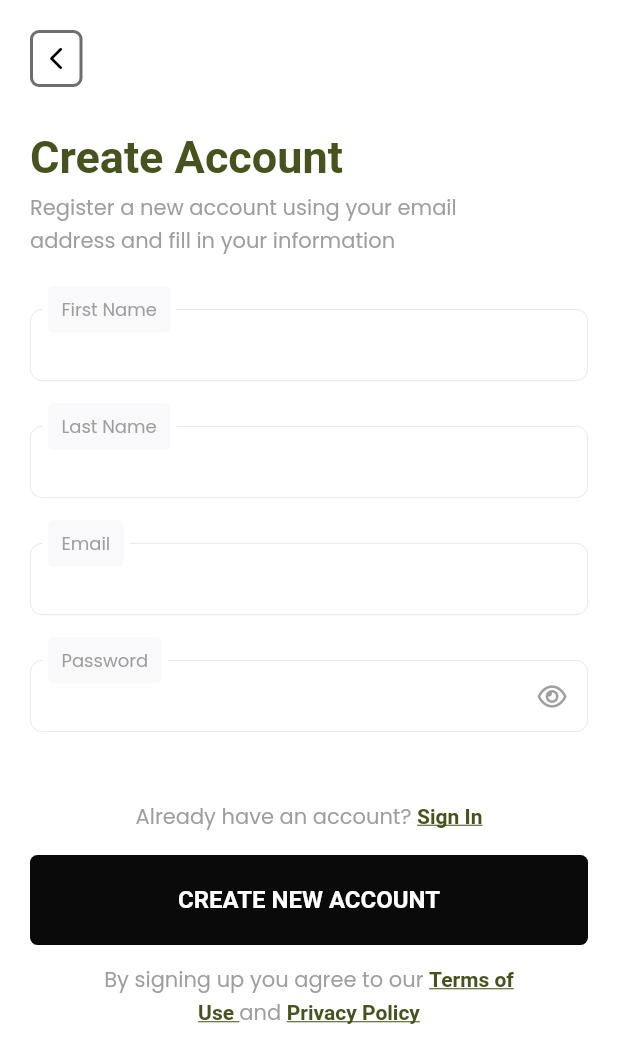
After one commit to Nizatreasure/opticash_design_task, a Flutter app: the screen it shows after launch, after a tap on "Create New Account", on a phone screen of 412 x 824 dp. The commit adds this screen. Shown: the top 1063 px of the screen. Run offline on Flutter 3.47's test engine with Material 2 defaults, Android fonts, the phone set to English and light mode, and no system bars; our stand-ins replace email_validator, font_awesome_flutter; missing offline and left inert: password_strength; Roboto replaces fonts that are missing (Rogerex).

Commit message:
feat: sign up screen UI

```diff
--- a/lib/main.dart
+++ b/lib/main.dart
@@ -1,4 +1,5 @@
 import 'package:design_task/helpers/theme.dart';
+import 'package:design_task/routes.dart';
 import 'package:design_task/screens/onboarding/splash_screen.dart';
 import 'package:flutter/material.dart';
 import 'package:flutter/services.dart';
@@ -17,6 +18,7 @@ void main() async {
 }
 
 class MyApp extends StatelessWidget {
+  static final navigatorKey = GlobalKey<NavigatorState>();
   const MyApp({super.key});
 
   @override
@@ -33,7 +35,9 @@ class MyApp extends StatelessWidget {
         title: 'Opticash',
         theme: lightTheme,
         debugShowCheckedModeBanner: false,
-        home: SplashScreen(),
+        initialRoute: SplashScreen.routeName,
+        onGenerateRoute: onGenerate,
+        navigatorKey: navigatorKey,
       ),
     );
   }
--- /dev/null
+++ b/lib/routes.dart
@@ -0,0 +1,35 @@
+import 'package:design_task/screens/authentication/sign_up/sign_up.dart';
+import 'package:design_task/screens/onboarding/onboarding_page.dart';
+import 'package:design_task/screens/onboarding/splash_screen.dart';
+import 'package:flutter/material.dart';
+
+Route<dynamic>? onGenerate(RouteSettings settings) {
+  switch (settings.name) {
+    case SplashScreen.routeName:
+      return MaterialPageRoute(builder: (_) => const SplashScreen());
+
+    case OnboardingPage.routeName:
+      return MaterialPageRoute(builder: (_) => const OnboardingPage());
+
+    case SignUpScreen.routeName:
+      return MaterialPageRoute(builder: (_) => const SignUpScreen());
+
+    default:
+      return errorRoute();
+  }
+}
+
+MaterialPageRoute errorRoute() {
+  return MaterialPageRoute(
+    builder: ((context) => const Scaffold(
+          body: Center(
+            child: Padding(
+              padding: EdgeInsets.symmetric(horizontal: 15),
+              child: Text(
+                'Route does not exist or route has not been registered.',
+              ),
+            ),
+          ),
+        )),
+  );
+}
--- /dev/null
+++ b/lib/screens/authentication/sign_up/sign_up.dart
@@ -0,0 +1,272 @@
+import 'package:design_task/shared/custom_back_button.dart';
+import 'package:design_task/shared/custom_button.dart';
+import 'package:design_task/shared/custom_input_field.dart';
+import 'package:email_validator/email_validator.dart';
+import 'package:flutter/gestures.dart';
+import 'package:flutter/material.dart';
+import 'package:password_strength/password_strength.dart';
+import 'package:url_launcher/url_launcher.dart';
+
+import '../../../shared/custom_dialog.dart';
+
+class SignUpScreen extends StatefulWidget {
+  static const routeName = '/signup';
+  const SignUpScreen({super.key});
+
+  @override
+  State<SignUpScreen> createState() => _SignUpScreenState();
+}
+
+class _SignUpScreenState extends State<SignUpScreen> {
+  final TextEditingController _firstNameController = TextEditingController();
+  final TextEditingController _lastNameController = TextEditingController();
+  final TextEditingController _emailController = TextEditingController();
+  final TextEditingController _passwordController = TextEditingController();
+  final _formKey = GlobalKey<FormState>();
+  bool _showPassword = false;
+  double strength = -1.1;
+  int activeIndex = 0;
+  @override
+  Widget build(BuildContext context) {
+    ThemeData themeData = Theme.of(context);
+    Size size = MediaQuery.of(context).size;
+    activeIndex = strength <= 0
+        ? 0
+        : strength <= 0.25
+            ? 1
+            : strength <= 0.5
+                ? 2
+                : strength <= 0.75
+                    ? 3
+                    : 4;
+    return Scaffold(
+      backgroundColor: themeData.scaffoldBackgroundColor,
+      body: SafeArea(
+        child: Column(
+          crossAxisAlignment: CrossAxisAlignment.start,
+          children: [
+            const CustomBackButton(),
+            const SizedBox(height: 25),
+            Expanded(
+              child: ScrollConfiguration(
+                behavior: const ScrollBehavior().copyWith(overscroll: false),
+                child: SingleChildScrollView(
+                  padding:
+                      const EdgeInsets.symmetric(horizontal: 20, vertical: 5),
+                  child: Form(
+                    key: _formKey,
+                    child: Column(
+                      crossAxisAlignment: CrossAxisAlignment.start,
+                      children: [
+                        Text(
+                          'Create Account',
+                          style: themeData.textTheme.bodyLarge,
+                        ),
+                        const SizedBox(height: 5),
+                        Container(
+                          margin: EdgeInsets.only(right: 0.13 * size.width),
+                          child: Text(
+                            'Register a new account using your email address and fill in your information',
+                            style: themeData.textTheme.bodyMedium,
+                          ),
+                        ),
+                        const SizedBox(height: 15),
+                        CustomInputField(
+                          controller: _firstNameController,
+                          labelText: 'First Name',
+                        ),
+                        CustomInputField(
+                          controller: _lastNameController,
+                          labelText: 'Last Name',
+                        ),
+                        CustomInputField(
+                          controller: _emailController,
+                          labelText: 'Email',
+                          validator: (p0) {
+                            return p0!.trim().isEmpty
+                                ? 'Email is required'
+                                : !EmailValidator.validate(p0)
+                                    ? 'Email is not valid'
+                                    : null;
+                          },
+                        ),
+                        CustomInputField(
+                          controller: _passwordController,
+                          labelText: 'Password',
+                          isPassword: true,
+                          showText: _showPassword,
+                          onChanged: (p0) {
+                            strength = estimatePasswordStrength(p0);
+                            setState(() {});
+                          },
+                          onTapSuffix: () {
+                            setState(() {
+                              _showPassword = !_showPassword;
+                            });
+                          },
+                          validator: (p0) {
+                            return p0!.trim().isEmpty
+                                ? 'Password is required'
+                                : null;
+                          },
+                        ),
+                        if (activeIndex > 0)
+                          Padding(
+                            padding: const EdgeInsets.only(left: 20, top: 5),
+                            child: Row(
+                              children: [
+                                ...List.generate(
+                                  4,
+                                  (index) => _indicator(index < activeIndex),
+                                ),
+                                const SizedBox(width: 6),
+                                Text(
+                                  strengthText(activeIndex),
+                                  style:
+                                      themeData.textTheme.bodyMedium!.copyWith(
+                                    fontWeight: FontWeight.w500,
+                                    color: activeIndex < 2
+                                        ? const Color(0xFFE30101)
+                                        : const Color(0xFF759C00),
+                                    fontSize: 10,
+                                  ),
+                                )
+                              ],
+                            ),
+                          ),
+                        const SizedBox(height: 35),
+                        Align(
+                          alignment: Alignment.center,
+                          child: Text.rich(
+                            TextSpan(
+                              text: 'Already have an account? ',
+                              style: themeData.textTheme.bodyMedium,
+                              children: [
+                                TextSpan(
+                                  text: 'Sign In ',
+                                  style:
+                                      themeData.textTheme.bodyLarge!.copyWith(
+                                    fontSize: 14,
+                                    decoration: TextDecoration.underline,
+                                  ),
+                                  recognizer: TapGestureRecognizer()
+                                    ..onTap = handleTap,
+                                ),
+                              ],
+                            ),
+                            textAlign: TextAlign.center,
+                          ),
+                        ),
+                        const SizedBox(height: 15),
+                        CustomButton(
+                          text: 'CREATE NEW ACCOUNT',
+                          onTap: () {
+                            if (_formKey.currentState?.validate() ?? false) {
+                              if (activeIndex < 2) {
+                                showCustomDialog(
+                                  'Password is too weak. Use a strong password to continue.',
+                                  buttonText: 'Close',
+                                );
+                                return;
+                              }
+                            }
+                          },
+                          textColor: Colors.white,
+                          color: const Color(0xFF0A0A0A),
+                        ),
+                        Container(
+                          alignment: Alignment.center,
+                          margin: EdgeInsets.symmetric(
+                              horizontal: 0.1 * size.width, vertical: 12),
+                          child: Text.rich(
+                            TextSpan(
+                              text: 'By signing up you agree to our ',
+                              style: themeData.textTheme.bodyMedium,
+                              children: [
+                                TextSpan(
+                                  text: 'Terms of Use ',
+                                  style:
+                                      themeData.textTheme.bodyLarge!.copyWith(
+                                    fontSize: 14,
+                                    decoration: TextDecoration.underline,
+                                  ),
+                                  recognizer: TapGestureRecognizer()
+                                    ..onTap = () {
+                                      privacyAndTerms(
+                                          'https://opticash.io/terms-condition.html');
+                                    },
+                                ),
+                                const TextSpan(text: 'and '),
+                                TextSpan(
+                                  text: 'Privacy Policy',
+                                  style:
+                                      themeData.textTheme.bodyLarge!.copyWith(
+                                    fontSize: 14,
+                                    decoration: TextDecoration.underline,
+                                  ),
+                                  recognizer: TapGestureRecognizer()
+                                    ..onTap = () {
+                                      privacyAndTerms(
+                                          'https://opticash.io/privacy-policy.html');
+                                    },
+                                )
+                              ],
+                            ),
+                            textAlign: TextAlign.center,
+                          ),
+                        )
+                      ],
+                    ),
+                  ),
+                ),
+              ),
+            ),
+          ],
+        ),
+      ),
+    );
+  }
+
+  Widget _indicator(bool isActive) {
+    return Container(
+      height: 4,
+      width: 18,
+      margin: const EdgeInsets.only(right: 3),
+      decoration: BoxDecoration(
+        color: isActive
+            ? activeIndex < 2
+                ? const Color(0xFFE30101)
+                : const Color(0xFF759C00)
+            : const Color(0xFFD9D9D9),
+        borderRadius: BorderRadius.circular(6),
+      ),
+    );
+  }
+
+  String strengthText(int length) {
+    return length == 0
+        ? 'Very Weak'
+        : length == 1
+            ? 'Weak'
+            : length == 2
+                ? 'Moderate'
+                : length == 3
+                    ? 'Strong'
+                    : 'Very Strong';
+  }
+
+  void handleTap() {
+    print('tapped here');
+    // Navigator.pushReplacementNamed(context, routeName)
+  }
+
+  privacyAndTerms(String url) async {
+    Uri uri = Uri.parse(url);
+    bool canLaunch = await canLaunchUrl(uri);
+    if (canLaunch) {
+      await launchUrl(uri, mode: LaunchMode.externalApplication);
+    } else {
+      showCustomDialog('Failed to launch url', buttonText: 'Close');
+    }
+  }
+}
--- a/lib/screens/onboarding/onboarding_page.dart
+++ b/lib/screens/onboarding/onboarding_page.dart
@@ -1,8 +1,10 @@
 import 'package:design_task/helpers/constants.dart';
+import 'package:design_task/screens/authentication/sign_up/sign_up.dart';
 import 'package:design_task/shared/custom_button.dart';
 import 'package:flutter/material.dart';
 
 class OnboardingPage extends StatefulWidget {
+  static const routeName = '/onboarding';
   const OnboardingPage({super.key});
 
   @override
@@ -90,6 +92,10 @@ class _OnboardingPageState extends State<OnboardingPage> {
                       ],
                     ),
                     textColor: black,
+                    onTap: () {
+                      Navigator.pushReplacementNamed(
+                          context, SignUpScreen.routeName);
+                    },
                   ),
                   GestureDetector(
                     onTap: () {
--- a/lib/screens/onboarding/splash_screen.dart
+++ b/lib/screens/onboarding/splash_screen.dart
@@ -4,6 +4,7 @@ import 'package:flutter/services.dart';
 import 'onboarding_page.dart';
 
 class SplashScreen extends StatefulWidget {
+  static const routeName = '/splash-screen';
   const SplashScreen({super.key});
 
   @override
@@ -39,13 +40,8 @@ class _SplashScreenState extends State<SplashScreen>
   controllerListener() async {
     setState(() {});
     if (_controller.isCompleted) {
-      Future.delayed(const Duration(seconds: 4)).then((value) {
-        Navigator.pushReplacement(
-          context,
-          MaterialPageRoute(
-            builder: (_) => const OnboardingPage(),
-          ),
-        );
+      Future.delayed(const Duration(seconds: 3)).then((value) {
+        Navigator.pushReplacementNamed(context, OnboardingPage.routeName);
       });
     }
   }
--- /dev/null
+++ b/lib/shared/custom_back_button.dart
@@ -0,0 +1,38 @@
+import 'package:design_task/helpers/constants.dart';
+import 'package:flutter/material.dart';
+
+class CustomBackButton extends StatelessWidget {
+  final void Function()? onTap;
+  final double leftPadding;
+  const CustomBackButton({this.onTap, this.leftPadding = 20, super.key});
+
+  @override
+  Widget build(BuildContext context) {
+    return GestureDetector(
+      onTap: () {
+        if (onTap != null) {
+          onTap!();
+          return;
+        }
+        Navigator.pop(context);
+      },
+      child: Container(
+        decoration: BoxDecoration(
+          color: Colors.transparent,
+          borderRadius: BorderRadius.circular(6),
+          border: Border.all(
+            color: const Color(0xFF0F0B0B).withOpacity(0.6),
+            width: 2,
+          ),
+        ),
+        margin: EdgeInsets.only(left: leftPadding, top: 20),
+        padding: const EdgeInsets.symmetric(horizontal: 6.5, vertical: 8),
+        child: Icon(
+          Icons.arrow_back_ios_new_rounded,
+          color: black,
+          size: 18,
+        ),
+      ),
+    );
+  }
+}
--- a/lib/shared/custom_button.dart
+++ b/lib/shared/custom_button.dart
@@ -8,6 +8,7 @@ class CustomButton extends StatelessWidget {
   final Color? color;
   final String text;
   final Color? textColor;
+  final void Function()? onTap;
   const CustomButton({
     this.radius = 5,
     this.width,
@@ -16,6 +17,7 @@ class CustomButton extends StatelessWidget {
     this.gradient,
     this.color,
     required this.text,
+    this.onTap,
     this.textColor,
   }) : assert(gradient != null || color != null,
             'Either color or gradient must be provided.');
@@ -23,7 +25,14 @@ class CustomButton extends StatelessWidget {
   @override
   Widget build(BuildContext context) {
     ThemeData themeData = Theme.of(context);
-    return Container(
+    return GestureDetector(
+      onTap: () {
+        FocusScope.of(context).unfocus();
+        if (onTap != null) {
+          onTap!();
+        }
+      },
+      child: Container(
         width: width ?? double.infinity,
         alignment: Alignment.center,
         height: height,
@@ -37,6 +46,7 @@ class CustomButton extends StatelessWidget {
           style: themeData.textTheme.bodyLarge!
               .copyWith(color: textColor, fontSize: 16),
         ),
+      ),
     );
   }
 }
--- /dev/null
+++ b/lib/shared/custom_input_field.dart
@@ -0,0 +1,147 @@
+import 'package:design_task/helpers/constants.dart';
+import 'package:flutter/material.dart';
+import 'package:flutter/services.dart';
+import 'package:font_awesome_flutter/font_awesome_flutter.dart';
+
+class CustomInputField extends StatefulWidget {
+  final TextEditingController controller;
+  final String labelText;
+  final List<TextInputFormatter> inputFormatters;
+  final bool isPassword;
+  final bool showText;
+  final void Function()? onTapSuffix;
+  final void Function(String)? onChanged;
+  final String? Function(String?)? validator;
+  final AutovalidateMode autovalidateMode;
+  const CustomInputField({
+    required this.controller,
+    super.key,
+    required this.labelText,
+    this.isPassword = false,
+    this.showText = true,
+    this.onTapSuffix,
+    this.onChanged,
+    this.inputFormatters = const [],
+    this.autovalidateMode = AutovalidateMode.onUserInteraction,
+    this.validator,
+  });
+
+  @override
+  State<CustomInputField> createState() => _CustomInputFieldState();
+}
+
+class _CustomInputFieldState extends State<CustomInputField> {
+  final FocusNode _focusNode = FocusNode();
+  @override
+  void initState() {
+    _focusNode.addListener(listener);
+    super.initState();
+  }
+
+  @override
+  void dispose() {
+    _focusNode.removeListener(listener);
+    _focusNode.dispose();
+    super.dispose();
+  }
+
+  listener() {
+    setState(() {});
+  }
+
+  @override
+  Widget build(BuildContext context) {
+    ThemeData themeData = Theme.of(context);
+    return Padding(
+      padding: const EdgeInsets.only(top: 20, bottom: 10),
+      child: Stack(
+        children: [
+          TextFormField(
+            focusNode: _focusNode,
+            controller: widget.controller,
+            onChanged: widget.onChanged ??
+                (value) {
+                  setState(() {});
+                },
+            autovalidateMode: AutovalidateMode.onUserInteraction,
+            cursorColor: deepGreen,
+            obscureText: !widget.showText,
+            decoration: InputDecoration(
+              contentPadding: const EdgeInsets.fromLTRB(12, 12, 12, 0),
+              floatingLabelBehavior: FloatingLabelBehavior.always,
+              hintStyle: themeData.textTheme.bodyMedium,
+              label: Container(
+                padding:
+                    const EdgeInsets.symmetric(horizontal: 12, vertical: 8),
+                decoration: BoxDecoration(
+                  color: const Color(0xFFF9F9FB),
+                  borderRadius: BorderRadius.circular(4),
+                ),
+                child: Text(
+                  widget.labelText,
+                  style: themeData.textTheme.bodyMedium!.copyWith(fontSize: 16),
+                ),
+              ),
+              enabledBorder: OutlineInputBorder(
+                borderSide: const BorderSide(
+                  color: Color(0xFFE0E0E0),
+                  width: 0.5,
+                ),
+                borderRadius: BorderRadius.circular(8),
+              ),
+              errorBorder: OutlineInputBorder(
+                borderSide: const BorderSide(
+                  color: Color(0xFFE30101),
+                  width: 0.5,
+                ),
+                borderRadius: BorderRadius.circular(8),
+              ),
+              focusedErrorBorder: OutlineInputBorder(
+                borderSide: const BorderSide(
+                  color: Color(0xFFE30101),
+                  width: 0.8,
+                ),
+                borderRadius: BorderRadius.circular(8),
+              ),
+              focusedBorder: OutlineInputBorder(
+                borderSide: BorderSide(
+                  color: deepGreen,
+                  width: 0.5,
+                ),
+                borderRadius: BorderRadius.circular(8),
+              ),
+              suffixIcon: !widget.isPassword
+                  ? null
+                  : GestureDetector(
+                      onTap: widget.onTapSuffix,
+                      child: Container(
+                        color: Colors.transparent,
+                        child: Icon(
+                          widget.showText
+                              ? FontAwesomeIcons.eyeSlash
+                              : FontAwesomeIcons.eye,
+                          size: 17,
+                          color: _focusNode.hasFocus
+                              ? deepGreen
+                              : themeData.textTheme.bodyMedium!.color,
+                        ),
+                      ),
+                    ),
+            ),
+            validator: widget.validator ??
+                (value) {
+                  return value!.trim().isEmpty
+                      ? '${widget.labelText[0].toUpperCase()}${widget.labelText.substring(1).toLowerCase()} is required'
+                      : null;
+                },
+            inputFormatters: [
+              FilteringTextInputFormatter.deny(RegExp(r'\s')),
+              ...widget.inputFormatters
+            ],
+            style: themeData.textTheme.displayMedium,
+          ),
+        ],
+      ),
+    );
+  }
+}
--- a/pubspec.yaml
+++ b/pubspec.yaml
@@ -36,6 +36,10 @@ dependencies:
   cupertino_icons: ^1.0.2
   http: ^1.1.0
   flutter_svg: ^2.0.7
+  password_strength: ^0.2.0
+  font_awesome_flutter: ^10.5.0
+  url_launcher: ^6.1.12
+  email_validator: ^2.1.17
 
 dev_dependencies:
   flutter_test:
```
Also changed, not shown: lib/shared/custom_dialog.dart (added, +88 -0 lines), assets/images/onboarding/line2.png (deleted), pubspec.lock, 2 other files. Lines whose indentation alone changed are shown as unchanged.
